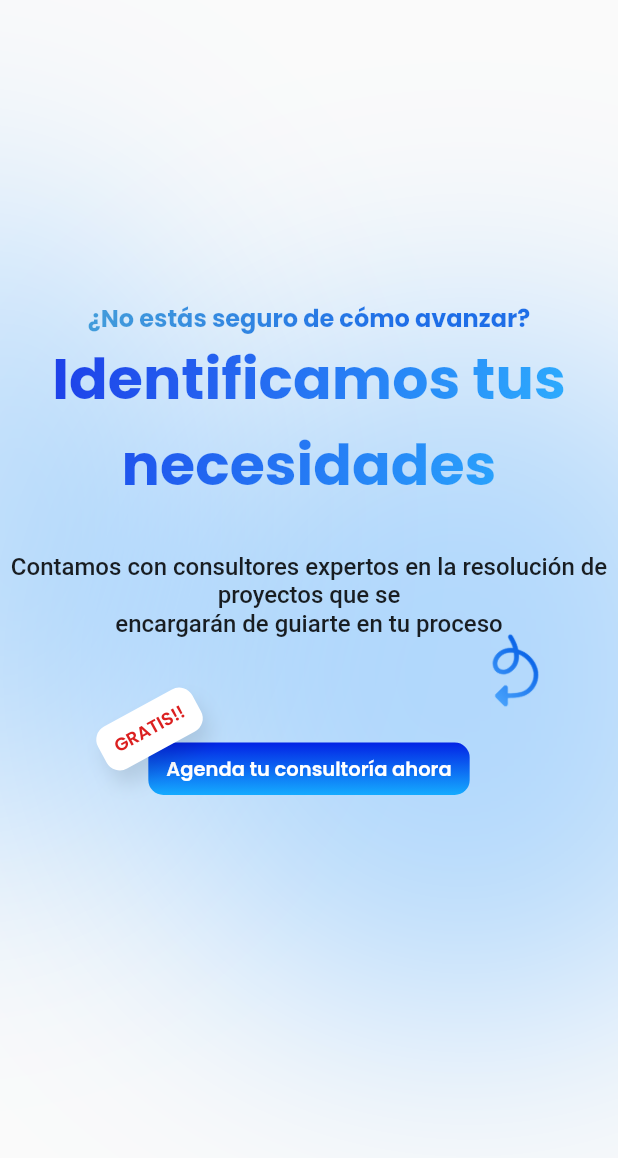
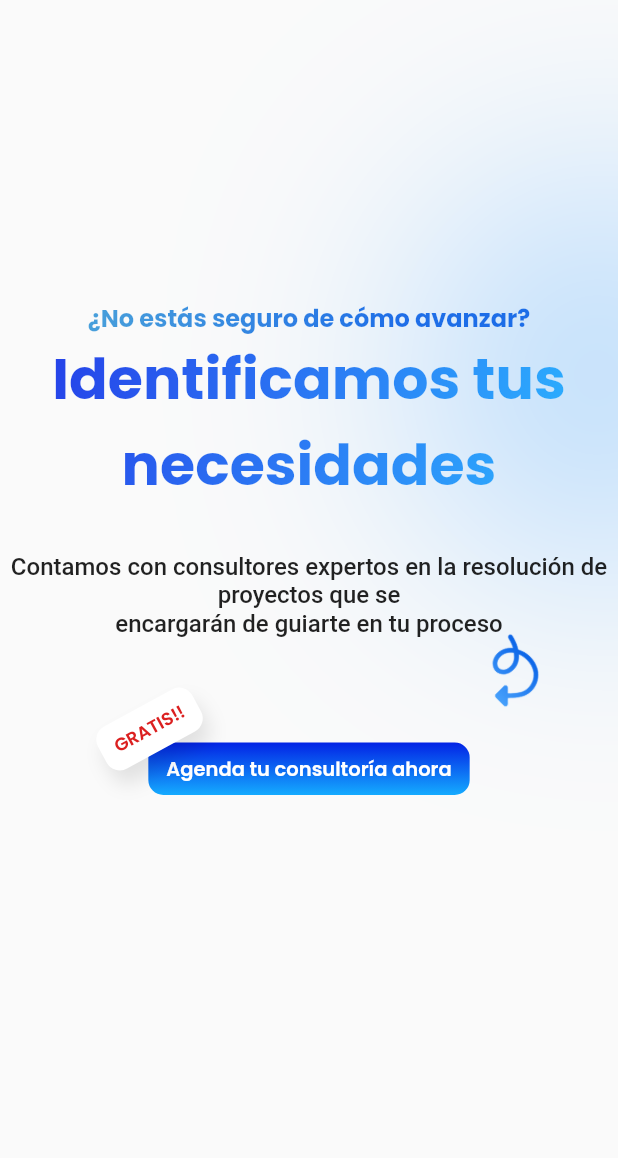
Before and after one commit to keblato/kalo_landing, a Flutter app: the IdentifyYourNeeds widget shown alone on an empty page, opened directly, on a phone screen of 412 x 824 dp. Shown: the top 1158 px of the screen. Run offline on Flutter 3.47's test engine with Material 2 defaults, Android fonts, the phone set to English and light mode, and no system bars; our stand-ins replace easy_localization, google_fonts, video_player; missing offline and left inert: simple_rich_text.

Commit message:
Update identify_your_needs.dart

```diff
--- a/lib/ui/screens/views/identify_your_needs.dart
+++ b/lib/ui/screens/views/identify_your_needs.dart
@@ -15,12 +15,12 @@ class IdentifyYourNeeds extends StatelessWidget {
       child: Stack(
         clipBehavior: Clip.none,
         children: <Widget>[
-          const Positioned(
+          Positioned(
             right: -50,
-            top: 100,
+            top: isMobile ? -100 : 100,
             height: 300,
-            width: 300,
-            child: DecoratedBox(
+            width: isMobile ? 100 : 300,
+            child: const DecoratedBox(
               decoration: BoxDecoration(
                 shape: BoxShape.circle,
                 boxShadow: <BoxShadow>[
@@ -33,6 +33,7 @@ class IdentifyYourNeeds extends StatelessWidget {
               ),
             ),
           ),
+          if (!isMobile)
             const Positioned(
               left: -250,
               top: 0,
```
Lines whose indentation alone changed are shown as unchanged.
